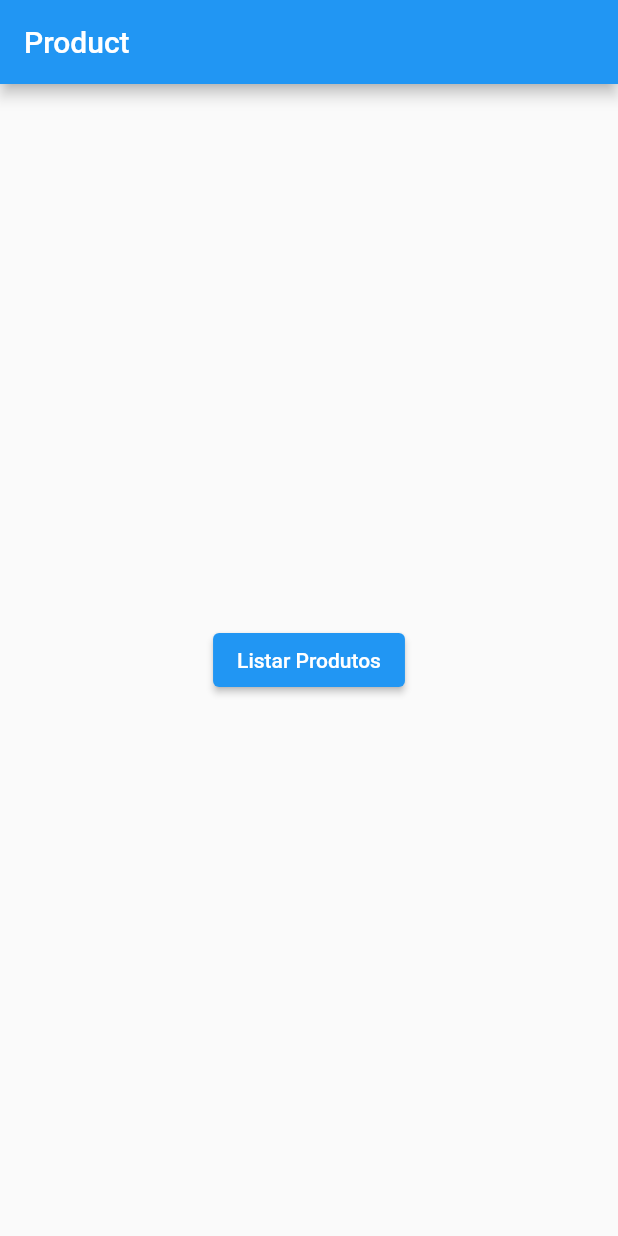
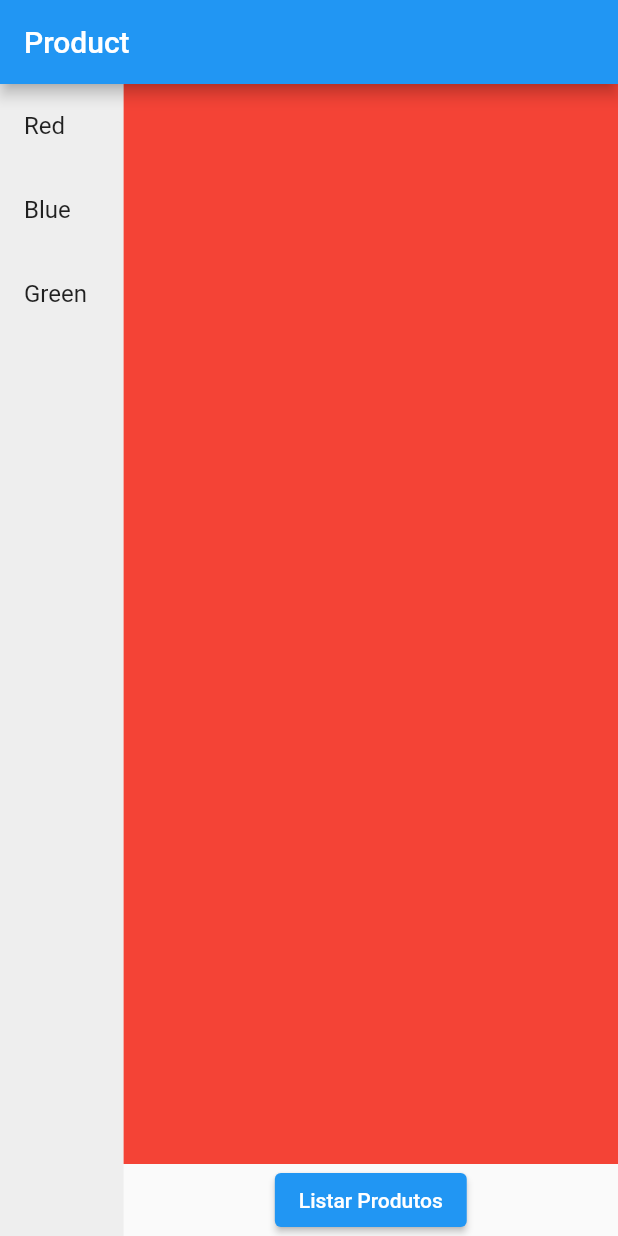
Before and after one commit to vitoriassia/flutter-modular-app-base, a Flutter app: the screen it shows after launch, on a phone screen of 412 x 824 dp. Run offline on Flutter 3.47's test engine with Material 2 defaults, Android fonts, the phone set to English and light mode, and no system bars; our stand-ins replace flutter_modular.

Commit message:
Router Outlet

```diff
--- a/lib/app/app_widget.dart
+++ b/lib/app/app_widget.dart
@@ -10,7 +10,7 @@ class _AppWidgetState extends State<AppWidget> {
   @override
   void initState() {
     Future.delayed(Duration(seconds: 2))
-        .then((value) => Modular.to.navigate('/product/'));
+        .then((value) => Modular.to.navigate('/product/red'));
     super.initState();
   }
 
--- a/lib/app/modules/auth/ui/login_page.dart
+++ b/lib/app/modules/auth/ui/login_page.dart
@@ -9,7 +9,7 @@ class LoginPage extends StatelessWidget {
         child: ElevatedButton(
           child: Text("Login"),
           onPressed: () {
-            Modular.to.navigate("/product/");
+            Modular.to.navigate("/product/red");
           },
         ),
       ),
--- a/lib/app/modules/product/product_module.dart
+++ b/lib/app/modules/product/product_module.dart
@@ -9,7 +9,11 @@ class ProductModule extends Module {
 
   @override
   final List<ModularRoute> routes = [
-    ChildRoute('/', child: (context, args) => ProductPage()),
+    ChildRoute('/', child: (context, args) => ProductPage(), children: [
+      ChildRoute('/red', child: (_, __) => Container(color: Colors.red)),
+      ChildRoute('/blue', child: (_, __) => Container(color: Colors.blue)),
+      ChildRoute('/green', child: (_, __) => Container(color: Colors.green))
+    ]),
     ChildRoute('/list',
         child: (context, args) => ListProductPage(args.data),
         customTransition: myCustomTransition)
--- a/lib/app/modules/product/ui/product_page.dart
+++ b/lib/app/modules/product/ui/product_page.dart
@@ -10,14 +10,51 @@ class ProductPage extends StatelessWidget {
           title: Text(
         "Product",
       )),
-      body: Center(
-        child: ElevatedButton(
-          child: Text("Listar Produtos"),
-          onPressed: () {
-            Modular.to
-                .pushNamed("./list", arguments: ProductModel('1', "Vitor"));
-          },
-        ),
+      body: Row(
+        children: [
+          Container(
+            color: Colors.grey[200],
+            width: MediaQuery.of(context).size.width * 0.2,
+            child: Column(
+              children: [
+                ListTile(
+                  title: Text("Red"),
+                  onTap: () {
+                    Modular.to.navigate('./red');
+                  },
+                ),
+                ListTile(
+                  title: Text("Blue"),
+                  onTap: () {
+                    Modular.to.navigate('./blue');
+                  },
+                ),
+                ListTile(
+                  title: Text("Green"),
+                  onTap: () {
+                    Modular.to.navigate('./green');
+                  },
+                )
+              ],
+            ),
+          ),
+          Expanded(
+            child: Column(
+              children: [
+                Expanded(
+                  child: RouterOutlet(),
+                ),
+                ElevatedButton(
+                  child: Text("Listar Produtos"),
+                  onPressed: () {
+                    Modular.to.pushNamed("./list",
+                        arguments: ProductModel('1', "Vitor"));
+                  },
+                ),
+              ],
+            ),
+          )
+        ],
       ),
     );
   }
```
